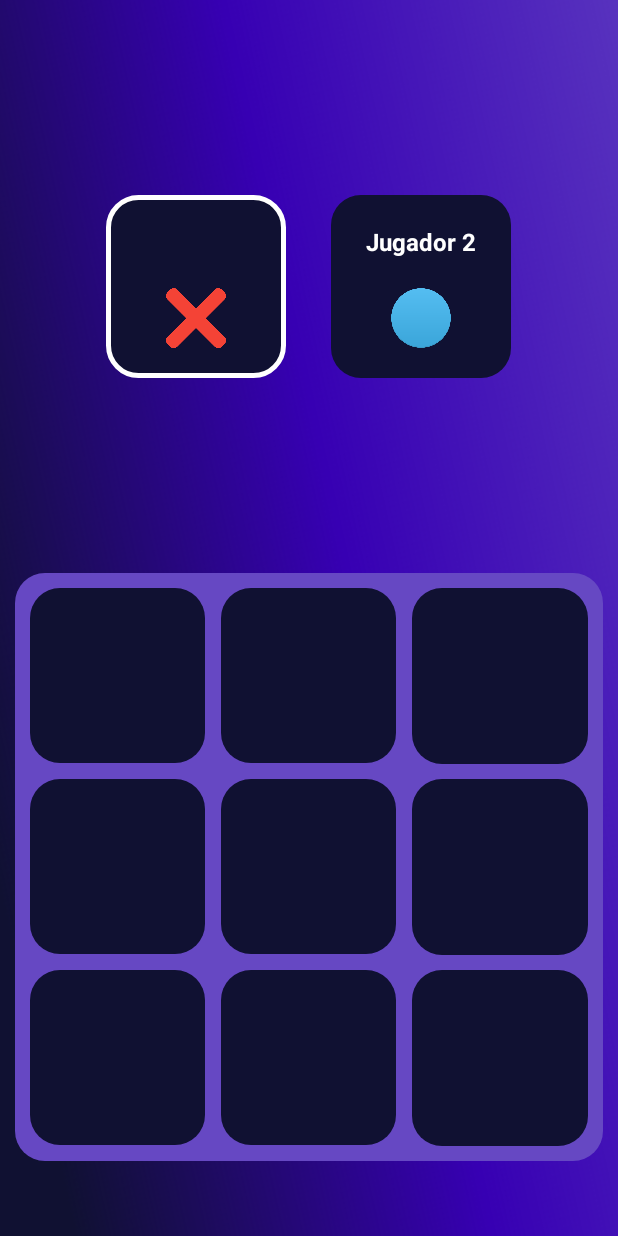
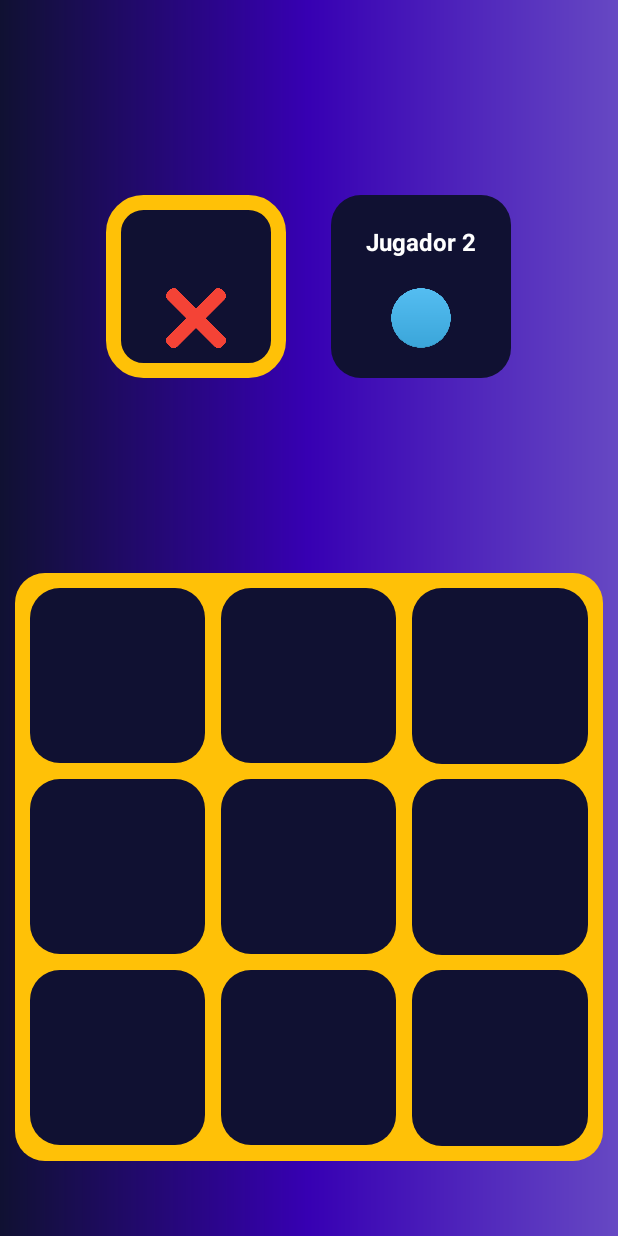
Before and after one commit to martiortaug/tictactoe_hm, an Android app: the MainActivity screen opened directly, with no data from a screen before it, on a phone screen of 412 x 824 dp. Run offline under Robolectric (Android 15) with nearby library versions, the phone set to English and light mode, and no system bars; our stand-ins replace Firebase (no records; nobody signed in at launch, a user with empty details on screens opened directly).

Commit message:
finalized details and appearance

```diff
--- a/app/build.gradle.kts
+++ b/app/build.gradle.kts
@@ -38,6 +38,7 @@ dependencies {
     implementation("com.google.android.material:material:1.11.0")
     implementation("androidx.constraintlayout:constraintlayout:2.1.4")
     implementation("com.google.firebase:firebase-database:20.3.0")
+    implementation("androidx.compose.ui:ui-graphics-android:1.6.1")
     testImplementation("junit:junit:4.13.2")
     androidTestImplementation("androidx.test.ext:junit:1.1.5")
     androidTestImplementation("androidx.test.espresso:espresso-core:3.5.1")
--- /dev/null
+++ b/app/src/main/res/drawable/gradient.xml
@@ -0,0 +1,12 @@
+<?xml version = "1.0" encoding = "utf-8" ?>
+<shape
+    android:shape = "rectangle"
+    xmlns:android = "http://schemas.android.com/apk/res/android" >
+
+    <gradient
+        android:startColor = "@color/purple"
+        android:centerColor = "@color/dark_purple"
+        android:endColor = "@color/dark_blue"
+        android:angle = "180"
+        android:type = "linear" />
+</shape>
--- a/app/src/main/res/drawable/round_back_blue.xml
+++ b/app/src/main/res/drawable/round_back_blue.xml
@@ -2,6 +2,6 @@
 <shape xmlns:android="http://schemas.android.com/apk/res/android"
     android:shape="rectangle">
 
-    <solid android:color="@android:color/holo_blue_dark"/>
+    <solid android:color="@color/yellow"/>
     <corners android:radius="100dp"/>
 </shape>
--- a/app/src/main/res/drawable/round_back_dark_blue_stroke.xml
+++ b/app/src/main/res/drawable/round_back_dark_blue_stroke.xml
@@ -3,7 +3,7 @@
     android:shape="rectangle">
 
     <solid android:color="@color/dark_blue"/>
-    <stroke android:color="@color/white"
-        android:width="3dp"/>
+    <stroke android:color="@color/yellow"
+        android:width="10dp"/>
     <corners android:radius="20dp"/>
 </shape>
--- a/app/src/main/res/drawable/round_back_purple_20.xml
+++ b/app/src/main/res/drawable/round_back_purple_20.xml
@@ -2,6 +2,6 @@
 <shape xmlns:android="http://schemas.android.com/apk/res/android"
     android:shape="rectangle">
 
-    <solid android:color="@color/purple"/>
+    <solid android:color="@color/yellow"/>
     <corners android:radius="20dp"/>
 </shape>
--- a/app/src/main/res/layout/activity_main.xml
+++ b/app/src/main/res/layout/activity_main.xml
@@ -4,7 +4,7 @@
     xmlns:tools="http://schemas.android.com/tools"
     android:layout_width="match_parent"
     android:layout_height="match_parent"
-    android:background="@drawable/background"
+    android:background="@drawable/gradient"
     tools:context=".MainActivity">
 
     <LinearLayout
@@ -18,28 +18,27 @@
             android:id="@+id/player1Layout"
             android:layout_width="120dp"
             android:layout_height="wrap_content"
-            android:orientation="vertical"
             android:background="@drawable/round_back_dark_blue_stroke"
-            >
+            android:orientation="vertical">
 
             <TextView
                 android:id="@+id/player1TV"
                 android:layout_width="wrap_content"
                 android:layout_height="wrap_content"
+                android:layout_gravity="center"
+                android:layout_marginTop="20dp"
                 android:text="Jugador 1"
+                android:textColor="#FFFFFF"
                 android:textSize="16sp"
-                android:textStyle="bold"
-                android:textColor="#FFFFFF"
-                android:layout_marginTop="20dp"
-                android:layout_gravity="center" />
+                android:textStyle="bold" />
 
             <ImageView
                 android:layout_width="40dp"
                 android:layout_height="40dp"
-                android:src="@drawable/cruz"
+                android:layout_gravity="center"
+                android:layout_marginTop="20dp"
                 android:layout_marginBottom="20dp"
-                android:layout_marginTop="20dp"
-                android:layout_gravity="center"/>
+                android:src="@drawable/cruz" />
         </LinearLayout>
 
         <LinearLayout
--- a/app/src/main/res/layout/win_dialog_layout.xml
+++ b/app/src/main/res/layout/win_dialog_layout.xml
@@ -29,6 +29,10 @@
             android:layout_margin="20dp"
             android:text="Nueva partida"
             android:textColor="#FFFFFF"
+            android:shadowColor="@color/dark_blue"
+            android:shadowDx="1.5"
+            android:shadowDy="1.3"
+            android:shadowRadius="5"
             android:textStyle="bold"
             android:background="@drawable/round_back_blue"/>
 
--- a/app/src/main/res/values-night/themes.xml
+++ b/app/src/main/res/values-night/themes.xml
@@ -1,7 +1,17 @@
 <resources xmlns:tools="http://schemas.android.com/tools">
     <!-- Base application theme. -->
     <style name="Base.Theme.Tictactoe" parent="Theme.Material3.DayNight.NoActionBar">
-        <!-- Customize your dark theme here. -->
-        <!-- <item name="colorPrimary">@color/my_dark_primary</item> -->
+        <!--action bar color-->
+        <item name="colorPrimary">@color/purple</item>
+        <item name="colorPrimaryVariant">@color/dark_purple</item>
+        <item name="colorOnPrimary">@color/white</item>
+        <!--status bar color-->
+        <item name="colorPrimaryDark">@color/dark_blue</item>
+        <!--make icons white-->
+        <item name="android:statusBarColor">@color/dark_purple</item>
+        <item name="android:navigationBarColor">@color/dark_purple</item>
+        <item name="android:windowLightStatusBar">false</item>
     </style>
+
+    <style name="Theme.Tictactoe" parent="Base.Theme.Tictactoe" />
 </resources>
--- a/app/src/main/res/values/colors.xml
+++ b/app/src/main/res/values/colors.xml
@@ -7,5 +7,6 @@
     <color name="red">#FF0000</color>
     <color name="black">#FF000000</color>
     <color name="white">#FFFFFFFF</color>
+    <color name="yellow">#FFC107</color>
 
 </resources>
--- a/app/src/main/res/values/themes.xml
+++ b/app/src/main/res/values/themes.xml
@@ -1,8 +1,16 @@
 <resources xmlns:tools="http://schemas.android.com/tools">
     <!-- Base application theme. -->
     <style name="Base.Theme.Tictactoe" parent="Theme.Material3.DayNight.NoActionBar">
-        <!-- Customize your light theme here. -->
-        <!-- <item name="colorPrimary">@color/my_light_primary</item> -->
+        <!--action bar color-->
+        <item name="colorPrimary">@color/purple</item>
+        <item name="colorPrimaryVariant">@color/dark_purple</item>
+        <item name="colorOnPrimary">@color/white</item>
+        <!--status bar color-->
+        <item name="colorPrimaryDark">@color/dark_blue</item>
+        <!--make icons white-->
+        <item name="android:statusBarColor">@color/dark_purple</item>
+        <item name="android:navigationBarColor">@color/dark_purple</item>
+        <item name="android:windowLightStatusBar">false</item>
     </style>
 
     <style name="Theme.Tictactoe" parent="Base.Theme.Tictactoe" />
```
Also changed, not shown: app/src/main/java/com/example/tictactoe/MainActivity.java (+25 -25 lines), app/src/main/res/layout/activity_player_name.xml (+24 -8 lines).
